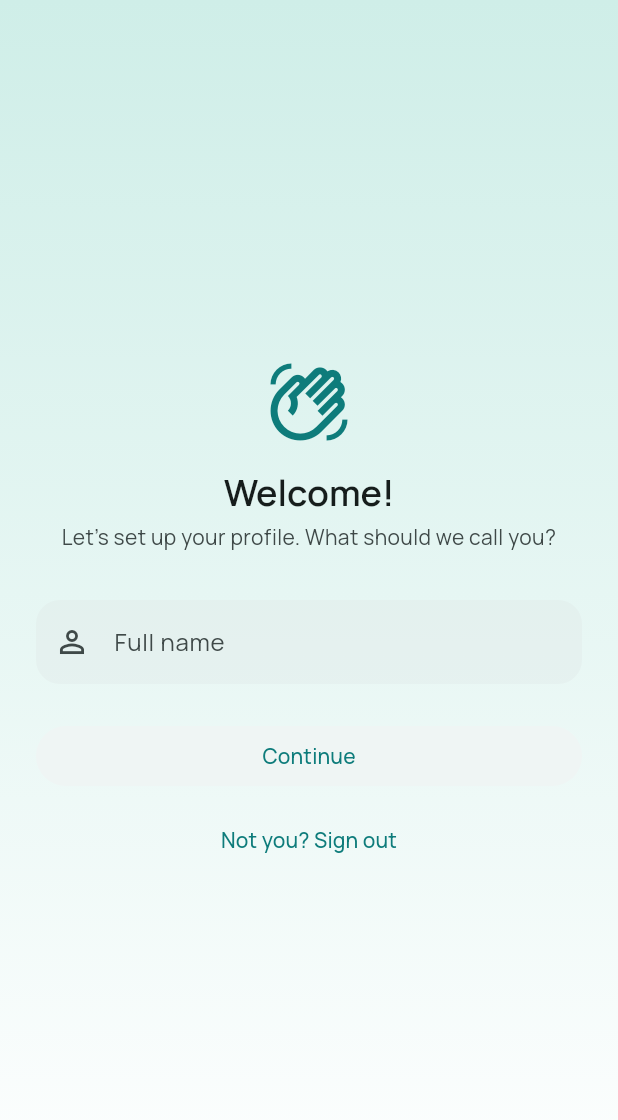
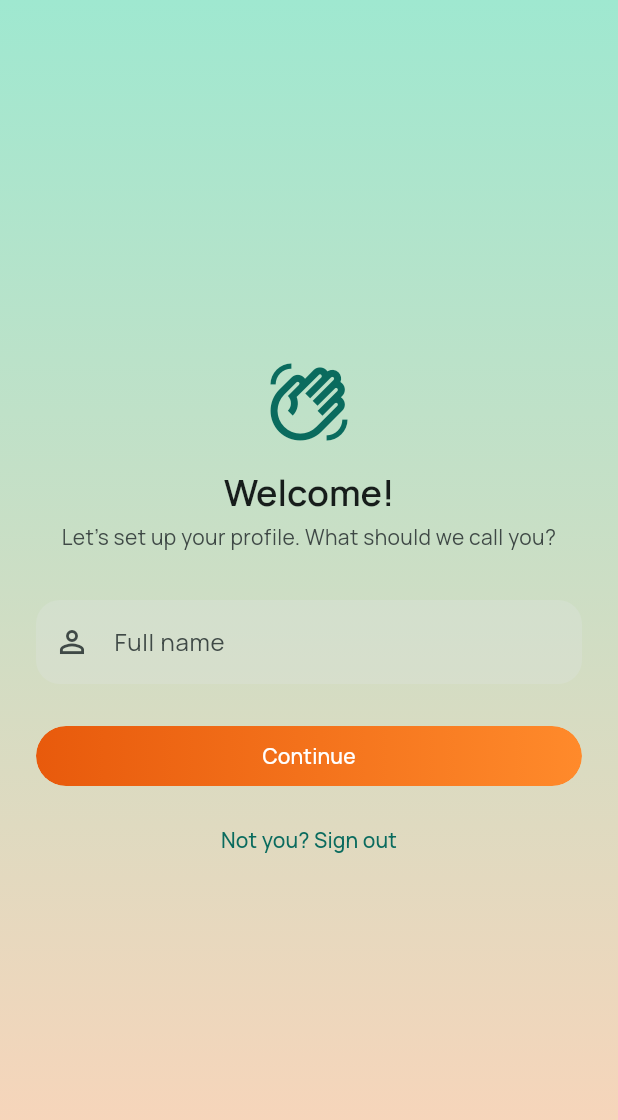
Before and after one commit to AbinashPatra1/SunilMedicalStore_UI, a Flutter app: the screen it shows once a user with an empty profile is signed in, on a phone screen of 412 x 824 dp. Shown: the top 1120 px of the screen. Run offline on Flutter 3.47's test engine with Material 3 defaults, Android fonts, the phone set to English and light mode, and no system bars; our stand-ins replace dio, file_picker, firebase_auth, firebase_core, firebase_messaging, firebase_storage and 8 more; missing offline and left inert: excel, mobile_scanner, razorpay_flutter; accounts and stored records are empty.

Commit message:
feat: bright colour foundation - per-tab gradients, orange gradient buttons
Adds AppPalette/AppTabPalette, AppBackground (per-tab background), GradientCard,
gradient filled/elevated buttons via backgroundBuilder, tinted nav bar and
cards. Destructive dialog buttons opt out with flatButtonBackground.

Co-Authored-By: Claude Sonnet 5 <noreply@anthropic.com>

```diff
--- a/lib/app.dart
+++ b/lib/app.dart
@@ -1,8 +1,8 @@
 import 'package:flutter/material.dart';
 import 'package:flutter_riverpod/flutter_riverpod.dart';
 import 'package:sunil_medical_store/core/routes/app_router.dart';
-import 'package:sunil_medical_store/core/theme/app_colors.dart';
 import 'package:sunil_medical_store/core/theme/app_constants.dart';
+import 'package:sunil_medical_store/core/theme/app_palette.dart';
 import 'package:sunil_medical_store/core/theme/app_theme.dart';
 import 'package:sunil_medical_store/features/profile/presentation/providers/theme_controller.dart';
 
@@ -26,21 +26,15 @@ class MyApp extends ConsumerWidget {
       // Settings, and the choice persists across restarts.
       themeMode: themeMode,
       routerConfig: router,
-      // A single top-to-bottom gradient behind the whole app, in place of a
+      // Fallback gradient for routes outside the tab shells (splash, login), in place of a
       // flat scaffold color (backlog #14). Painted once here — every
       // Scaffold's own background is transparent (see `AppTheme`) so this
       // shows through on every screen without each one needing its own copy.
       builder: (context, child) {
-        final isDark = Theme.of(context).brightness == Brightness.dark;
+        final brightness = Theme.of(context).brightness;
         return DecoratedBox(
           decoration: BoxDecoration(
-            gradient: LinearGradient(
-              begin: Alignment.topCenter,
-              end: Alignment.bottomCenter,
-              colors: isDark
-                  ? const [AppColors.gradientDarkTop, AppColors.gradientDarkBottom]
-                  : const [AppColors.gradientLightTop, AppColors.gradientLightBottom],
-            ),
+            gradient: AppTabPalette.of(AppTab.pharmacy).background(brightness),
           ),
           child: child,
         );
--- a/lib/core/theme/app_colors.dart
+++ b/lib/core/theme/app_colors.dart
@@ -7,12 +7,12 @@ import 'dart:ui';
 /// pharmacy, and to pair well with the flat character illustrations in
 /// `core/illustrations/`.
 class AppColors {
-  static const Color primary = Color(0xFF0E7C7B);
-  static const Color secondary = Color(0xFF2A9D8F);
+  static const Color primary = Color(0xFF0A6B5E);
+  static const Color secondary = Color(0xFF1FB59B);
 
-  /// [primary] as a `#RRGGBB` string — for APIs that want a hex color
+  /// The button colour (`AppPalette.orangeStart`) as a `#RRGGBB` string — for APIs that want a hex color
   /// literal rather than a [Color] (e.g. the Razorpay checkout SDK's theme).
-  static const String primaryHex = '#0E7C7B';
+  static const String primaryHex = '#E85A0C';
 
   static const Color success = Color(0xFF2E7D32);
   static const Color warning = Color(0xFFF9A825);
@@ -28,8 +28,8 @@ class AppColors {
   /// `builder` (behind every screen's now-transparent `Scaffold`) rather
   /// than per-screen. Deliberately more visible than a bare tint so it
   /// reads as a gradient rather than a near-solid color.
-  static const Color gradientLightTop = Color(0xFFCFEEE8);
-  static const Color gradientLightBottom = Color(0xFFFFFFFF);
-  static const Color gradientDarkTop = Color(0xFF0A211F);
-  static const Color gradientDarkBottom = Color(0xFF141F1E);
+  static const Color gradientLightTop = Color(0xFF9FE8D0);
+  static const Color gradientLightBottom = Color(0xFFFFD3B8);
+  static const Color gradientDarkTop = Color(0xFF0F3A33);
+  static const Color gradientDarkBottom = Color(0xFF3A2418);
 }
--- /dev/null
+++ b/lib/core/theme/app_palette.dart
@@ -0,0 +1,134 @@
+import 'package:flutter/material.dart';
+
+/// Colour palette for the "bright & rounded" redesign (backlog #22).
+///
+/// One place for every brand colour, so screens never hard-code hex values:
+/// button/progress gradients, the pastel + vivid accent pairs used for tiles
+/// and chips, and the per-tab background and large-card gradients.
+abstract final class AppPalette {
+  /// Dark ink used for text on the light pastel gradients.
+  static const Color ink = Color(0xFF12312B);
+
+  // Buttons: one deeper-orange gradient everywhere, white text on top.
+  static const Color orangeStart = Color(0xFFE85A0C);
+  static const Color orangeEnd = Color(0xFFFF8A2B);
+  static const LinearGradient buttonGradient = LinearGradient(
+    colors: [orangeStart, orangeEnd],
+  );
+
+  // Progress: amber → teal → green (the order-details bar, now app-wide).
+  static const Color amber = Color(0xFFFFB020);
+  static const Color teal = Color(0xFF1FB59B);
+  static const Color green = Color(0xFF3CC46A);
+  static const LinearGradient progressGradient = LinearGradient(
+    colors: [amber, teal, green],
+    stops: [0, 0.6, 1],
+  );
+}
+
+/// A pastel tile colour with the vivid colour of its icon badge.
+class AppAccent {
+  const AppAccent(this.pastel, this.vivid);
+
+  final Color pastel;
+  final Color vivid;
+
+  static const mint = AppAccent(Color(0xFFD8F5EA), Color(0xFF2BB58C));
+  static const peach = AppAccent(Color(0xFFFFE3D6), Color(0xFFFF8A65));
+  static const sky = AppAccent(Color(0xFFDCEFFD), Color(0xFF4FA8F0));
+  static const lavender = AppAccent(Color(0xFFE6E1FF), Color(0xFF8B7CF6));
+  static const pink = AppAccent(Color(0xFFFFE0EA), Color(0xFFF06292));
+  static const amber = AppAccent(Color(0xFFFFF0CC), Color(0xFFFFB020));
+
+  static const all = [mint, peach, sky, lavender, pink, amber];
+}
+
+/// The bottom-nav tabs that each get their own background gradient.
+enum AppTab { pharmacy, labTests, appointments, cart, profile, admin }
+
+/// Background and large-card colours for one [AppTab].
+class AppTabPalette {
+  const AppTabPalette({
+    required this.top,
+    required this.bottom,
+    required this.cardEnd,
+    required this.darkTop,
+    required this.darkBottom,
+    required this.darkCardEnd,
+  });
+
+  final Color top;
+  final Color bottom;
+
+  /// Right-hand colour of a large card's horizontal gradient (the left is
+  /// near-white in light mode).
+  final Color cardEnd;
+  final Color darkTop;
+  final Color darkBottom;
+  final Color darkCardEnd;
+
+  static const _pharmacy = AppTabPalette(
+    top: Color(0xFF9FE8D0),
+    bottom: Color(0xFFFFD3B8),
+    cardEnd: Color(0xFFCFF3E4),
+    darkTop: Color(0xFF0F3A33),
+    darkBottom: Color(0xFF3A2418),
+    darkCardEnd: Color(0xFF1D3B35),
+  );
+  static const _labTests = AppTabPalette(
+    top: Color(0xFFA8D8FF),
+    bottom: Color(0xFFD4C8FF),
+    cardEnd: Color(0xFFD6EAFF),
+    darkTop: Color(0xFF102A48),
+    darkBottom: Color(0xFF231C4A),
+    darkCardEnd: Color(0xFF1C3350),
+  );
+  static const _appointments = AppTabPalette(
+    top: Color(0xFFCFC2FF),
+    bottom: Color(0xFFFFB8D2),
+    cardEnd: Color(0xFFE9E2FF),
+    darkTop: Color(0xFF231C4A),
+    darkBottom: Color(0xFF4A1A32),
+    darkCardEnd: Color(0xFF2E2650),
+  );
+  static const _cart = AppTabPalette(
+    top: Color(0xFFFFCFA3),
+    bottom: Color(0xFFFFE58F),
+    cardEnd: Color(0xFFFFE9C9),
+    darkTop: Color(0xFF4A2A10),
+    darkBottom: Color(0xFF4A3F10),
+    darkCardEnd: Color(0xFF3F3220),
+  );
+  static const _profile = AppTabPalette(
+    top: Color(0xFF8FE3D6),
+    bottom: Color(0xFFB5D9FF),
+    cardEnd: Color(0xFFD3F3EE),
+    darkTop: Color(0xFF0F3A3A),
+    darkBottom: Color(0xFF102A48),
+    darkCardEnd: Color(0xFF1B3838),
+  );
+
+  static AppTabPalette of(AppTab tab) => switch (tab) {
+    AppTab.pharmacy => _pharmacy,
+    AppTab.labTests => _labTests,
+    AppTab.appointments => _appointments,
+    AppTab.cart => _cart,
+    AppTab.profile => _profile,
+    // The admin console is a working tool: one calm gradient for every tab.
+    AppTab.admin => _profile,
+  };
+
+  LinearGradient background(Brightness b) => LinearGradient(
+    begin: Alignment.topCenter,
+    end: Alignment.bottomCenter,
+    colors: b == Brightness.dark ? [darkTop, darkBottom] : [top, bottom],
+  );
+
+  LinearGradient card(Brightness b) => LinearGradient(
+    begin: Alignment.centerLeft,
+    end: Alignment.centerRight,
+    colors: b == Brightness.dark
+        ? [const Color(0xFF243230), darkCardEnd]
+        : [const Color(0xFFFFFFFF), cardEnd],
+  );
+}
--- a/lib/core/theme/app_theme.dart
+++ b/lib/core/theme/app_theme.dart
@@ -2,6 +2,7 @@ import 'package:flutter/material.dart';
 import 'package:google_fonts/google_fonts.dart';
 import 'package:sunil_medical_store/core/theme/app_colors.dart';
 import 'package:sunil_medical_store/core/theme/app_constants.dart';
+import 'package:sunil_medical_store/core/theme/app_palette.dart';
 import 'package:sunil_medical_store/core/theme/app_text_theme.dart';
 
 /// Builds the app's light and dark [ThemeData].
@@ -17,7 +18,8 @@ abstract final class AppTheme {
 
   static ThemeData get dark => _build(_darkColorScheme);
 
-  static final ColorScheme _lightColorScheme = ColorScheme.fromSeed(
+  static final ColorScheme _lightColorScheme =
+      ColorScheme.fromSeed(
         seedColor: AppColors.primary,
         brightness: Brightness.light,
       ).copyWith(
@@ -25,12 +27,59 @@ abstract final class AppTheme {
         secondary: AppColors.secondary,
         error: AppColors.error,
         surface: AppColors.surface,
+        primaryContainer: AppAccent.mint.pastel,
+        onPrimaryContainer: const Color(0xFF0A4A40),
+        secondaryContainer: AppAccent.peach.pastel,
+        onSecondaryContainer: const Color(0xFF7A2E0A),
+        tertiaryContainer: AppAccent.lavender.pastel,
+        onTertiaryContainer: const Color(0xFF2E2470),
       );
 
   static final ColorScheme _darkColorScheme = ColorScheme.fromSeed(
     seedColor: AppColors.primary,
     brightness: Brightness.dark,
   );
+
+  /// Every filled/elevated button: the deeper-orange gradient with white
+  /// text, pill-shaped. Applied through `backgroundBuilder` so no call site
+  /// needs to know about it. Buttons that must look different (destructive
+  /// dialog actions) pass [flatButtonBackground] to opt out.
+  static ButtonStyle _gradientButtonStyle(ColorScheme colorScheme) {
+    return ButtonStyle(
+      elevation: const WidgetStatePropertyAll(0),
+      backgroundColor: const WidgetStatePropertyAll(Colors.transparent),
+      shadowColor: const WidgetStatePropertyAll(Colors.transparent),
+      foregroundColor: WidgetStateProperty.resolveWith(
+        (states) => states.contains(WidgetState.disabled)
+            ? colorScheme.onSurface.withValues(alpha: 0.38)
+            : Colors.white,
+      ),
+      padding: const WidgetStatePropertyAll(
+        EdgeInsets.symmetric(
+          horizontal: AppConstants.spacingLg,
+          vertical: AppConstants.spacingSm,
+        ),
+      ),
+      shape: WidgetStatePropertyAll(
+        RoundedRectangleBorder(
+          borderRadius: BorderRadius.circular(AppConstants.radiusFull),
+        ),
+      ),
+      backgroundBuilder: (context, states, child) {
+        final disabled = states.contains(WidgetState.disabled);
+        return DecoratedBox(
+          decoration: BoxDecoration(
+            borderRadius: BorderRadius.circular(AppConstants.radiusFull),
+            gradient: disabled ? null : AppPalette.buttonGradient,
+            color: disabled
+                ? colorScheme.onSurface.withValues(alpha: 0.12)
+                : null,
+          ),
+          child: child,
+        );
+      },
+    );
+  }
 
   static ThemeData _build(ColorScheme colorScheme) {
     // Manrope: a geometric, modern sans — swapped in for the system default
@@ -39,7 +88,8 @@ abstract final class AppTheme {
     // just changes the typeface. Fetched over the network on first use and
     // cached by `google_fonts` — acceptable for now, revisit bundling the
     // font as an asset if a fully offline cold-start matters later.
-    final textTheme = GoogleFonts.manropeTextTheme(AppTextTheme.textTheme).apply(
+    final textTheme = GoogleFonts.manropeTextTheme(AppTextTheme.textTheme)
+        .apply(
           bodyColor: colorScheme.onSurface,
           displayColor: colorScheme.onSurface,
         );
@@ -64,35 +114,22 @@ abstract final class AppTheme {
       ),
       cardTheme: CardThemeData(
         elevation: 0,
-        color: colorScheme.surfaceContainerHigh,
+        color: colorScheme.brightness == Brightness.light
+            ? Colors.white.withValues(alpha: 0.82)
+            : colorScheme.surfaceContainerHigh,
         surfaceTintColor: Colors.transparent,
         shape: RoundedRectangleBorder(
           borderRadius: BorderRadius.circular(AppConstants.radiusLg),
-          side: BorderSide(color: colorScheme.outlineVariant.withValues(alpha: 0.4)),
+          side: BorderSide(
+            color: colorScheme.outlineVariant.withValues(alpha: 0.4),
+          ),
         ),
       ),
       elevatedButtonTheme: ElevatedButtonThemeData(
-        style: ElevatedButton.styleFrom(
-          elevation: 0,
-          padding: const EdgeInsets.symmetric(
-            horizontal: AppConstants.spacingLg,
-            vertical: AppConstants.spacingSm,
-          ),
-          shape: RoundedRectangleBorder(
-            borderRadius: BorderRadius.circular(AppConstants.radiusFull),
-          ),
-        ),
+        style: _gradientButtonStyle(colorScheme),
       ),
       filledButtonTheme: FilledButtonThemeData(
-        style: FilledButton.styleFrom(
-          padding: const EdgeInsets.symmetric(
-            horizontal: AppConstants.spacingLg,
-            vertical: AppConstants.spacingSm,
-          ),
-          shape: RoundedRectangleBorder(
-            borderRadius: BorderRadius.circular(AppConstants.radiusFull),
-          ),
-        ),
+        style: _gradientButtonStyle(colorScheme),
       ),
       outlinedButtonTheme: OutlinedButtonThemeData(
         style: OutlinedButton.styleFrom(
@@ -118,13 +155,27 @@ abstract final class AppTheme {
         ),
       ),
       chipTheme: ChipThemeData(
-        backgroundColor: colorScheme.surfaceContainerHighest.withValues(alpha: 0.5),
+        backgroundColor: colorScheme.surfaceContainerHighest.withValues(
+          alpha: 0.5,
+        ),
         selectedColor: colorScheme.primaryContainer,
         labelStyle: textTheme.labelLarge,
-        secondaryLabelStyle: textTheme.labelLarge?.copyWith(color: colorScheme.onPrimaryContainer),
+        secondaryLabelStyle: textTheme.labelLarge?.copyWith(
+          color: colorScheme.onPrimaryContainer,
+        ),
         side: BorderSide.none,
-        shape: RoundedRectangleBorder(borderRadius: BorderRadius.circular(AppConstants.radiusFull)),
+        shape: RoundedRectangleBorder(
+          borderRadius: BorderRadius.circular(AppConstants.radiusFull),
+        ),
       ),
     );
   }
 }
+
+/// `backgroundBuilder` that draws nothing extra, so a button keeps its own
+/// `backgroundColor` instead of the themed orange gradient.
+Widget flatButtonBackground(
+  BuildContext context,
+  Set<WidgetState> states,
+  Widget? child,
+) => child!;
--- a/lib/core/widgets/app_bottom_nav_bar.dart
+++ b/lib/core/widgets/app_bottom_nav_bar.dart
@@ -60,7 +60,9 @@ class AppBottomNavBar extends StatelessWidget {
     final scaledBaseFontSize = scaler.scale(baseStyle.fontSize ?? 12);
 
     return Material(
-      color: colors.surfaceContainer,
+      color: Theme.of(context).brightness == Brightness.dark
+          ? colors.surfaceContainer
+          : Colors.white.withValues(alpha: 0.85),
       child: SafeArea(
         top: false,
         child: SizedBox(
--- a/lib/features/admin/appointments/presentation/screens/add_or_edit_doctor_screen.dart
+++ b/lib/features/admin/appointments/presentation/screens/add_or_edit_doctor_screen.dart
@@ -1,4 +1,5 @@
 import 'package:flutter/material.dart';
+import 'package:sunil_medical_store/core/theme/app_theme.dart';
 import 'package:flutter/services.dart';
 import 'package:flutter_riverpod/flutter_riverpod.dart';
 import 'package:go_router/go_router.dart';
@@ -163,6 +164,7 @@ class _DoctorFormState extends ConsumerState<_DoctorForm> {
             style: FilledButton.styleFrom(
               foregroundColor: Theme.of(dialogCtx).colorScheme.onErrorContainer,
               backgroundColor: Theme.of(dialogCtx).colorScheme.errorContainer,
+              backgroundBuilder: flatButtonBackground,
             ),
             onPressed: () => Navigator.of(dialogCtx).pop(true),
             child: const Text('Delete'),
--- a/lib/features/admin/appointments/presentation/screens/edit_appointment_screen.dart
+++ b/lib/features/admin/appointments/presentation/screens/edit_appointment_screen.dart
@@ -1,4 +1,5 @@
 import 'package:flutter/material.dart';
+import 'package:sunil_medical_store/core/theme/app_theme.dart';
 import 'package:flutter_riverpod/flutter_riverpod.dart';
 import 'package:intl/intl.dart';
 import 'package:sunil_medical_store/core/network/api_exception.dart';
@@ -94,6 +95,7 @@ class _EditFormState extends ConsumerState<_EditForm> {
             style: FilledButton.styleFrom(
               foregroundColor: Theme.of(dialogContext).colorScheme.onErrorContainer,
               backgroundColor: Theme.of(dialogContext).colorScheme.errorContainer,
+              backgroundBuilder: flatButtonBackground,
             ),
             onPressed: () => Navigator.of(dialogContext).pop(true),
             child: const Text('Cancel appointment'),
--- a/lib/features/admin/discounts/presentation/screens/add_or_edit_promo_code_screen.dart
+++ b/lib/features/admin/discounts/presentation/screens/add_or_edit_promo_code_screen.dart
@@ -1,4 +1,5 @@
 import 'package:flutter/material.dart';
+import 'package:sunil_medical_store/core/theme/app_theme.dart';
 import 'package:flutter/services.dart';
 import 'package:flutter_riverpod/flutter_riverpod.dart';
 import 'package:go_router/go_router.dart';
@@ -183,6 +184,7 @@ class _PromoCodeFormState extends ConsumerState<_PromoCodeForm> {
             style: FilledButton.styleFrom(
               foregroundColor: Theme.of(dialogCtx).colorScheme.onErrorContainer,
               backgroundColor: Theme.of(dialogCtx).colorScheme.errorContainer,
+              backgroundBuilder: flatButtonBackground,
             ),
             onPressed: () => Navigator.of(dialogCtx).pop(true),
             child: const Text('Delete'),
--- a/lib/features/admin/inventory/presentation/screens/add_or_edit_product_screen.dart
+++ b/lib/features/admin/inventory/presentation/screens/add_or_edit_product_screen.dart
@@ -1,4 +1,5 @@
 import 'package:flutter/material.dart';
+import 'package:sunil_medical_store/core/theme/app_theme.dart';
 import 'package:flutter/services.dart';
 import 'package:flutter_riverpod/flutter_riverpod.dart';
 import 'package:go_router/go_router.dart';
@@ -223,6 +224,7 @@ class _ProductFormState extends ConsumerState<_ProductForm> {
             style: FilledButton.styleFrom(
               foregroundColor: Theme.of(dialogCtx).colorScheme.onErrorContainer,
               backgroundColor: Theme.of(dialogCtx).colorScheme.errorContainer,
+              backgroundBuilder: flatButtonBackground,
             ),
             onPressed: () => Navigator.of(dialogCtx).pop(true),
             child: const Text('Delete'),
--- a/lib/features/admin/orders/presentation/screens/admin_order_detail_screen.dart
+++ b/lib/features/admin/orders/presentation/screens/admin_order_detail_screen.dart
@@ -1,4 +1,5 @@
 import 'package:flutter/material.dart';
+import 'package:sunil_medical_store/core/theme/app_theme.dart';
 import 'package:flutter_riverpod/flutter_riverpod.dart';
 import 'package:sunil_medical_store/core/models/order.dart';
 import 'package:sunil_medical_store/core/network/api_exception.dart';
@@ -85,6 +86,7 @@ class _DetailFormState extends ConsumerState<_DetailForm> {
             style: FilledButton.styleFrom(
               foregroundColor: Theme.of(dialogContext).colorScheme.onErrorContainer,
               backgroundColor: Theme.of(dialogContext).colorScheme.errorContainer,
+              backgroundBuilder: flatButtonBackground,
             ),
             onPressed: () => Navigator.of(dialogContext).pop(true),
             child: const Text('Cancel order'),
--- a/lib/features/admin/orders/presentation/screens/admin_prescription_detail_screen.dart
+++ b/lib/features/admin/orders/presentation/screens/admin_prescription_detail_screen.dart
@@ -1,4 +1,5 @@
 import 'package:flutter/material.dart';
+import 'package:sunil_medical_store/core/theme/app_theme.dart';
 import 'package:flutter_riverpod/flutter_riverpod.dart';
 import 'package:go_router/go_router.dart';
 import 'package:intl/intl.dart';
@@ -71,6 +72,7 @@ class _ReviewViewState extends ConsumerState<_ReviewView> {
             style: FilledButton.styleFrom(
               foregroundColor: Theme.of(dialogCtx).colorScheme.onErrorContainer,
               backgroundColor: Theme.of(dialogCtx).colorScheme.errorContainer,
+              backgroundBuilder: flatButtonBackground,
             ),
             onPressed: () => Navigator.of(dialogCtx).pop(true),
             child: const Text('Reject'),
--- a/lib/features/admin/pathology/presentation/screens/admin_lab_test_booking_detail_screen.dart
+++ b/lib/features/admin/pathology/presentation/screens/admin_lab_test_booking_detail_screen.dart
@@ -1,4 +1,5 @@
 import 'package:flutter/material.dart';
+import 'package:sunil_medical_store/core/theme/app_theme.dart';
 import 'package:flutter_riverpod/flutter_riverpod.dart';
 import 'package:intl/intl.dart';
 import 'package:sunil_medical_store/core/network/api_exception.dart';
@@ -84,6 +85,7 @@ class _DetailFormState extends ConsumerState<_DetailForm> {
             style: FilledButton.styleFrom(
               foregroundColor: Theme.of(dialogContext).colorScheme.onErrorContainer,
               backgroundColor: Theme.of(dialogContext).colorScheme.errorContainer,
+              backgroundBuilder: flatButtonBackground,
             ),
             onPressed: () => Navigator.of(dialogContext).pop(true),
             child: const Text('Cancel booking'),
--- a/lib/features/admin/users/presentation/screens/add_or_edit_admin_user_screen.dart
+++ b/lib/features/admin/users/presentation/screens/add_or_edit_admin_user_screen.dart
@@ -1,4 +1,5 @@
 import 'package:flutter/material.dart';
+import 'package:sunil_medical_store/core/theme/app_theme.dart';
 import 'package:flutter/services.dart';
 import 'package:flutter_riverpod/flutter_riverpod.dart';
 import 'package:go_router/go_router.dart';
@@ -131,6 +132,7 @@ class _AdminUserFormState extends ConsumerState<_AdminUserForm> {
             style: FilledButton.styleFrom(
               foregroundColor: Theme.of(dialogCtx).colorScheme.onErrorContainer,
               backgroundColor: Theme.of(dialogCtx).colorScheme.errorContainer,
+              backgroundBuilder: flatButtonBackground,
             ),
             onPressed: () => Navigator.of(dialogCtx).pop(true),
             child: const Text('Delete'),
--- a/lib/features/profile/presentation/screens/addresses_screen.dart
+++ b/lib/features/profile/presentation/screens/addresses_screen.dart
@@ -1,4 +1,5 @@
 import 'package:flutter/material.dart';
+import 'package:sunil_medical_store/core/theme/app_theme.dart';
 import 'package:flutter_riverpod/flutter_riverpod.dart';
 import 'package:go_router/go_router.dart';
 import 'package:sunil_medical_store/core/network/api_exception.dart';
@@ -110,6 +111,7 @@ class _AddressCardState extends ConsumerState<_AddressCard> {
             style: FilledButton.styleFrom(
               foregroundColor: Theme.of(dialogContext).colorScheme.onErrorContainer,
               backgroundColor: Theme.of(dialogContext).colorScheme.errorContainer,
+              backgroundBuilder: flatButtonBackground,
             ),
             onPressed: () => Navigator.of(dialogContext).pop(true),
             child: const Text('Delete'),
--- a/lib/features/profile/presentation/screens/payment_methods_screen.dart
+++ b/lib/features/profile/presentation/screens/payment_methods_screen.dart
@@ -1,4 +1,5 @@
 import 'package:flutter/material.dart';
+import 'package:sunil_medical_store/core/theme/app_theme.dart';
 import 'package:flutter_riverpod/flutter_riverpod.dart';
 import 'package:sunil_medical_store/core/network/api_exception.dart';
 import 'package:sunil_medical_store/core/theme/app_constants.dart';
@@ -116,6 +117,7 @@ class _PaymentMethodCardState extends ConsumerState<_PaymentMethodCard> {
             style: FilledButton.styleFrom(
               foregroundColor: Theme.of(dialogContext).colorScheme.onErrorContainer,
               backgroundColor: Theme.of(dialogContext).colorScheme.errorContainer,
+              backgroundBuilder: flatButtonBackground,
             ),
             onPressed: () => Navigator.of(dialogContext).pop(true),
             child: const Text('Delete'),
```
Also changed, not shown: lib/core/widgets/admin_scaffold_with_nav_bar.dart (+6 -1 lines), lib/core/widgets/app_background.dart (added, +42 -0 lines), lib/core/widgets/gradient_card.dart (added, +48 -0 lines), lib/core/widgets/scaffold_with_nav_bar.dart (+6 -1 lines), 1 other file. Lines whose indentation alone changed are shown as unchanged.
